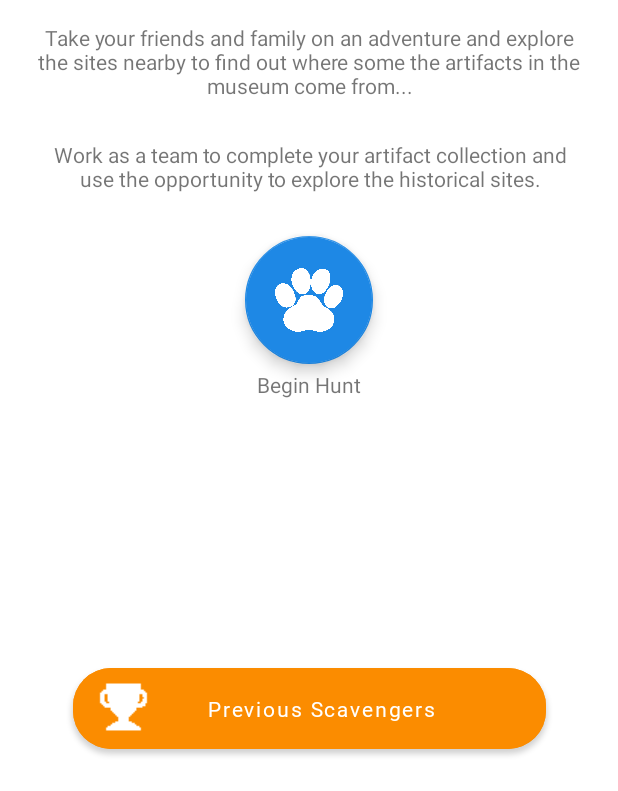
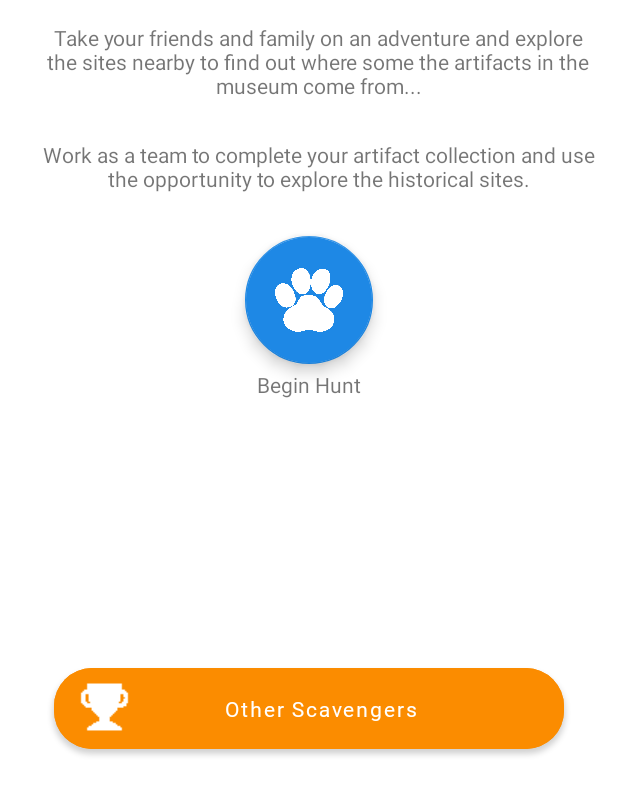
Before and after one commit to damnir/CCT---Scavenger-Hunt, an Android app: the screen it shows after launch (MainActivity), on a phone screen of 412 x 824 dp, the part 445-1236 px from its top. Run offline under Robolectric (Android 15) with nearby library versions, the phone set to English and light mode, and no system bars; Roboto replaces fonts that are not available here.

Commit message:
layout fix

```diff
--- a/app/src/main/java/com/example/scavengerhunt/Activities/NewSessionActivity.java
+++ b/app/src/main/java/com/example/scavengerhunt/Activities/NewSessionActivity.java
@@ -5,19 +5,16 @@ import androidx.appcompat.app.AppCompatActivity;
 import com.example.scavengerhunt.Entities.User;
 import com.example.scavengerhunt.R;
 import android.os.Bundle;
+import android.util.Log;
 import android.widget.TextView;
 
 public class NewSessionActivity extends AppCompatActivity {
-
-    TextView name;
 
     @Override
     protected void onCreate(Bundle savedInstanceState) {
         super.onCreate(savedInstanceState);
         setContentView(R.layout.activity_new_session);
 
-        name = findViewById(R.id.sessionUsername);
-        name.setText(User.getInstance().getName());
     }
 
 
--- a/app/src/main/java/com/example/scavengerhunt/Entities/Session.java
+++ b/app/src/main/java/com/example/scavengerhunt/Entities/Session.java
@@ -4,7 +4,8 @@ import java.util.List;
 
 public class Session {
 
-    private String id;
+    private String sessionId;
+    private User sessionOwner;
     private List<Scavenger> scavengers;
 
     public Session() {
--- a/app/src/main/java/com/example/scavengerhunt/Entities/User.java
+++ b/app/src/main/java/com/example/scavengerhunt/Entities/User.java
@@ -1,4 +1,6 @@
 package com.example.scavengerhunt.Entities;
+
+import android.util.Log;
 
 import com.example.scavengerhunt.Firebase.Database;
 import com.google.firebase.auth.FirebaseAuth;
@@ -44,6 +46,7 @@ public class User {
     }
 
     public String getName() {
+        Log.d("name", "Name: " + this.name);
         return this.name;
     }
 }
--- a/app/src/main/java/com/example/scavengerhunt/ui/main/SessionViewModel.java
+++ b/app/src/main/java/com/example/scavengerhunt/ui/main/SessionViewModel.java
@@ -4,13 +4,16 @@ import android.app.Application;
 
 import androidx.annotation.NonNull;
 import androidx.lifecycle.AndroidViewModel;
+import androidx.lifecycle.LiveData;
+
+import com.example.scavengerhunt.Entities.User;
 
 public class SessionViewModel extends AndroidViewModel {
+
 
     public SessionViewModel(@NonNull Application application) {
         super(application);
     }
 
 
-
 }
--- a/app/src/main/res/layout/activity_main.xml
+++ b/app/src/main/res/layout/activity_main.xml
@@ -9,14 +9,16 @@
 
     <Button
         android:id="@+id/button"
-        android:layout_width="315dp"
+        android:layout_width="0dp"
         android:layout_height="54dp"
+        android:layout_marginStart="36dp"
+        android:layout_marginEnd="36dp"
         android:layout_marginBottom="28dp"
         android:backgroundTint="#FB8C00"
         android:fontFamily="@font/roboto"
         android:insetTop="0dp"
         android:insetBottom="0dp"
-        android:text="Previous Scavengers"
+        android:text="Other Scavengers"
         android:textAllCaps="false"
         android:textColor="#FFFFFF"
         app:cornerRadius="25dp"
@@ -62,9 +64,11 @@
 
     <TextView
         android:id="@+id/textView6"
-        android:layout_width="363dp"
+        android:layout_width="0dp"
         android:layout_height="54dp"
+        android:layout_marginStart="24dp"
         android:layout_marginTop="64dp"
+        android:layout_marginEnd="12dp"
         android:text="@string/hunt_descrtiption1"
         android:textAlignment="center"
         app:layout_constraintEnd_toEndOf="parent"
@@ -73,9 +77,11 @@
 
     <TextView
         android:id="@+id/textView7"
-        android:layout_width="364dp"
+        android:layout_width="0dp"
         android:layout_height="51dp"
+        android:layout_marginStart="24dp"
         android:layout_marginTop="24dp"
+        android:layout_marginEnd="11dp"
         android:text="@string/hunt_description2"
         android:textAlignment="center"
         app:layout_constraintEnd_toEndOf="parent"
```
Also changed, not shown: app/src/main/java/com/example/scavengerhunt/Activities/LoginActivity.java (+4 -8 lines), app/src/main/java/com/example/scavengerhunt/Activities/SessionActivity.java (+14 -2 lines), app/src/main/res/layout/activity_login.xml (+13 -11 lines), app/src/main/res/layout/activity_session.xml (+16 -6 lines).
